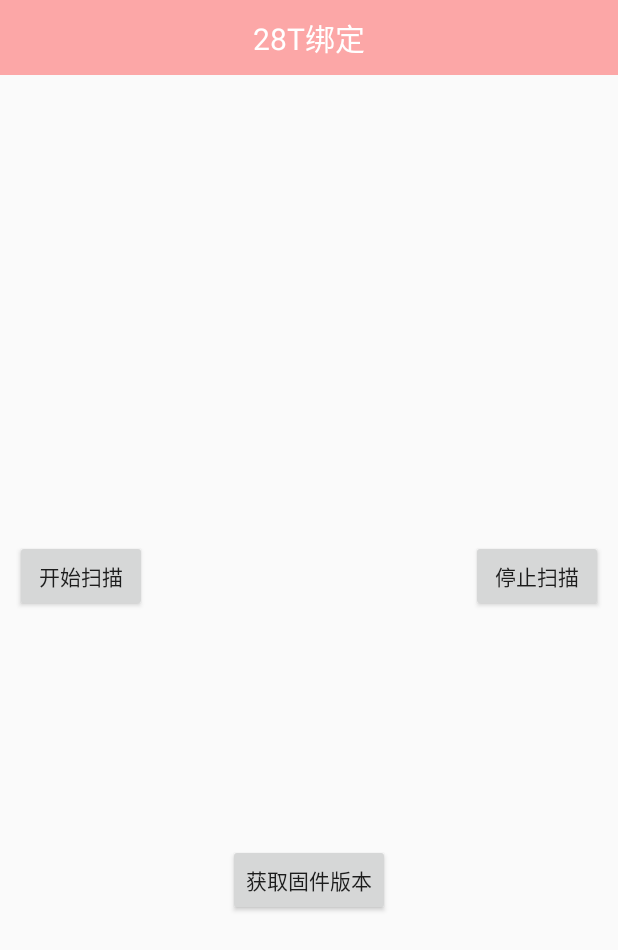
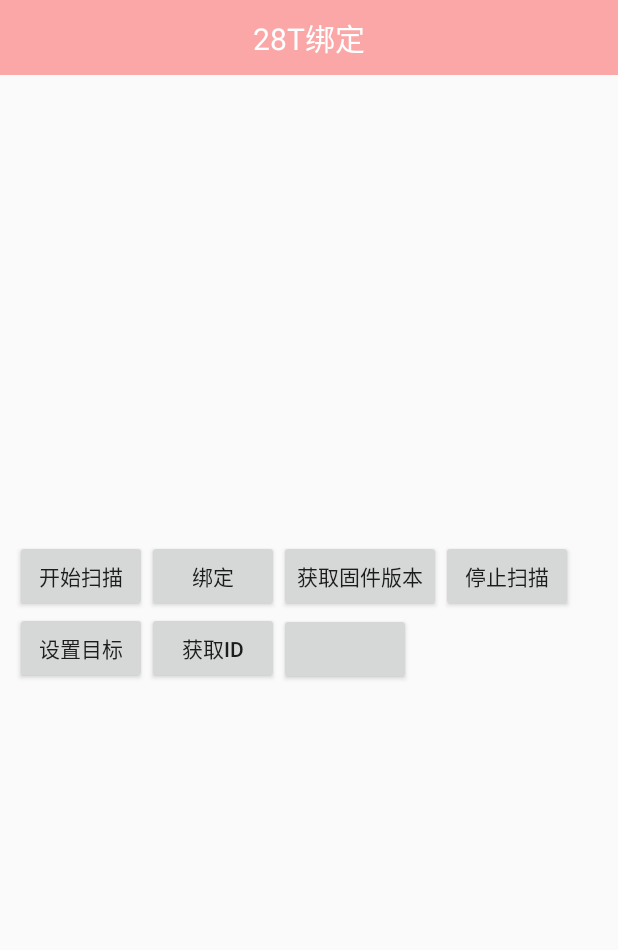
Before and after one commit to android140808/Bluetooth28TDemo, an Android app: the screen it shows after launch (Test28TActivity), after a tap on "停止扫描", on a phone screen of 412 x 824 dp. Shown: the top 950 px of the screen. Run offline under Robolectric (Android 15) with nearby library versions, the phone set to English and light mode, and no system bars; our stand-ins replace ButterKnife, EventBus; 1 statement that could not run was skipped.

Commit message:
增加具体蓝牙命令

```diff
--- a/app/build.gradle
+++ b/app/build.gradle
@@ -28,4 +28,6 @@ dependencies {
     implementation "com.jakewharton:butterknife:8.4.0"
     annotationProcessor "com.jakewharton:butterknife-compiler:8.4.0"
     implementation 'com.android.support:multidex:1.0.0'
+    // 子模块(bluetooth)用到的第三方eventbus
+    implementation 'org.greenrobot:eventbus:3.0.0'
 }
--- a/app/src/main/java/com/avater/myapplication/Test28TActivity.java
+++ b/app/src/main/java/com/avater/myapplication/Test28TActivity.java
@@ -18,9 +18,15 @@ import android.widget.RelativeLayout;
 import android.widget.TextView;
 
 
+import com.avater.myapplication.eventbus.ParseDatas;
 import com.avater.myapplication.interfaces.ScanDeviceInterface;
 import com.avater.myapplication.service.Bluetooth28TUtils;
 import com.avater.myapplication.utils.Logger;
+import com.avater.myapplication.utils.NumberUtils;
+
+import org.greenrobot.eventbus.EventBus;
+import org.greenrobot.eventbus.Subscribe;
+import org.greenrobot.eventbus.ThreadMode;
 
 import java.util.ArrayList;
 import java.util.List;
@@ -41,6 +47,10 @@ public class Test28TActivity extends Activity implements ScanDeviceInterface, Ad
     Button btnBind;
     @BindView(R.id.btn_stop)
     Button btnStop;
+    @BindView(R.id.btn_get_soft)
+    Button btnGetSoft;
+    @BindView(R.id.btn_get_id)
+    Button btnGetID;
     private List<Device> list;
     private MyAdapter adapter;
 
@@ -49,6 +59,7 @@ public class Test28TActivity extends Activity implements ScanDeviceInterface, Ad
         super.onCreate(savedInstanceState);
         setContentView(R.layout.activity_test28_t);
         ButterKnife.bind(this);
+        EventBus.getDefault().register(this);
         Bluetooth28TUtils.INSTANCE.initContext(this);
         Bluetooth28TUtils.INSTANCE.setScanDeviceListener(this);
         if (Build.VERSION.SDK_INT >= Build.VERSION_CODES.M) {
@@ -64,17 +75,31 @@ public class Test28TActivity extends Activity implements ScanDeviceInterface, Ad
         listview.setOnItemClickListener(this);
     }
 
-    @OnClick({R.id.btn_search, R.id.btn_bind, R.id.btn_stop})
+    @OnClick({R.id.btn_search, R.id.btn_bind, R.id.btn_stop, R.id.btn_get_soft, R.id.btn_get_id})
     public void onViewClicked(View view) {
         switch (view.getId()) {
             case R.id.btn_search:
                 Bluetooth28TUtils.INSTANCE.startScan();
                 break;
-            case R.id.btn_bind:
-                Bluetooth28TUtils.INSTANCE.sendtSmallDatas(new byte[]{0x6E, 0x01, 0x03, 0x02, (byte) 0x8F});
-                break;
             case R.id.btn_stop:
                 Bluetooth28TUtils.INSTANCE.stopScan();
+                break;
+            case R.id.btn_get_soft:
+                Bluetooth28TUtils.INSTANCE.sendtSmallDatas(new byte[]{0x6E, 0x01, 0x03, 0x03, (byte) 0x8F});//软件版本
+                break;
+            case R.id.btn_bind:
+                byte[] bytes = null;
+                int userId = 1234;
+                NumberUtils.intToByteArray(userId);
+                bytes = new byte[]{0x6e, 0x01, (byte) 0x4a, 0x01, 0x00, 0x00, 0x00, 0x00, (byte) 0x8f};
+                bytes[4] = NumberUtils.intToByteArray(userId)[3];
+                bytes[5] = NumberUtils.intToByteArray(userId)[2];
+                bytes[6] = NumberUtils.intToByteArray(userId)[1];
+                bytes[7] = NumberUtils.intToByteArray(userId)[0];
+                Bluetooth28TUtils.INSTANCE.sendtSmallDatas(bytes);//绑定  6E 01 01 4A 00 8F
+                break;
+            case R.id.btn_get_id:
+                Bluetooth28TUtils.INSTANCE.sendtSmallDatas(new byte[]{0x6E, 0x01, 0x04, 0x01, (byte) 0x8F});//ID
                 break;
         }
     }
@@ -147,4 +172,17 @@ public class Test28TActivity extends Activity implements ScanDeviceInterface, Ad
             this.address = address;
         }
     }
+
+    @Override
+    protected void onDestroy() {
+        super.onDestroy();
+        EventBus.getDefault().unregister(this);
+    }
+
+    @Subscribe(threadMode = ThreadMode.MAIN)
+    public void parseData(ParseDatas datas) {
+        byte data[] = datas.data;
+        Logger.d("", "message == " + NumberUtils.binaryToHexString(data));
+    }
+
 }
--- a/app/src/main/res/layout/activity_test28_t.xml
+++ b/app/src/main/res/layout/activity_test28_t.xml
@@ -24,32 +24,72 @@
         android:layout_height="300dp"
         android:layout_below="@id/tittle" />
 
-    <RelativeLayout
+    <ScrollView
         android:layout_width="match_parent"
         android:layout_height="match_parent"
         android:layout_below="@id/listview"
         android:layout_margin="10dp">
 
+        <LinearLayout
+            android:layout_width="match_parent"
+            android:layout_height="match_parent"
+            android:orientation="vertical">
+
+            <LinearLayout
+                android:layout_width="match_parent"
+                android:layout_height="wrap_content"
+                android:orientation="horizontal">
+
                 <Button
                     android:id="@+id/btn_search"
                     android:layout_width="wrap_content"
                     android:layout_height="wrap_content"
-            android:layout_alignParentLeft="true"
                     android:text="开始扫描" />
 
                 <Button
                     android:id="@+id/btn_bind"
                     android:layout_width="wrap_content"
                     android:layout_height="wrap_content"
-            android:layout_centerInParent="true"
+                    android:text="绑定" />
+
+                <Button
+                    android:id="@+id/btn_get_soft"
+                    android:layout_width="wrap_content"
+                    android:layout_height="wrap_content"
                     android:text="获取固件版本" />
 
                 <Button
                     android:id="@+id/btn_stop"
                     android:layout_width="wrap_content"
                     android:layout_height="wrap_content"
-            android:layout_alignParentRight="true"
                     android:text="停止扫描" />
-    </RelativeLayout>
+            </LinearLayout>
+
+            <LinearLayout
+                android:layout_width="match_parent"
+                android:layout_height="wrap_content"
+                android:orientation="horizontal">
+
+                <Button
+                    android:id="@+id/btn_set_goal"
+                    android:layout_width="wrap_content"
+                    android:layout_height="wrap_content"
+                    android:text="设置目标" />
+
+                <Button
+                    android:id="@+id/btn_get_id"
+                    android:layout_width="wrap_content"
+                    android:layout_height="wrap_content"
+                    android:text="获取ID" />
+
+                <Button
+                    android:layout_width="wrap_content"
+                    android:layout_height="wrap_content"
+                    android:text="" />
+            </LinearLayout>
+
+        </LinearLayout>
+    </ScrollView>
+
 
 </RelativeLayout>
```
Also changed, not shown: app/src/main/java/com/avater/myapplication/eventbus/ParseDatas.java (added, +9 -0 lines), app/src/main/java/com/avater/myapplication/service/BlueTooth28TService.java (+28 -14 lines). Lines whose indentation alone changed are shown as unchanged.
